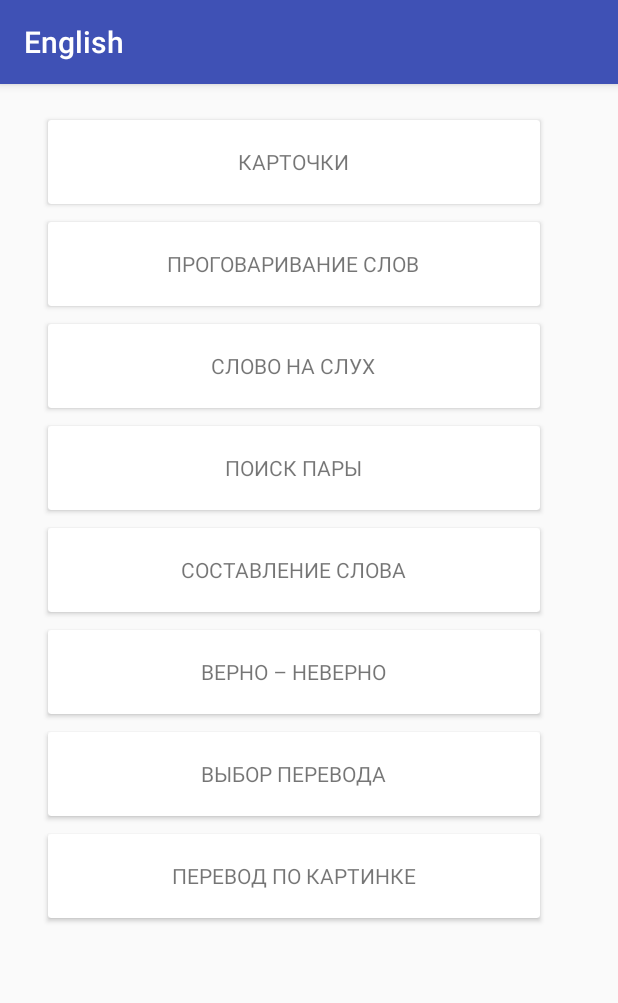
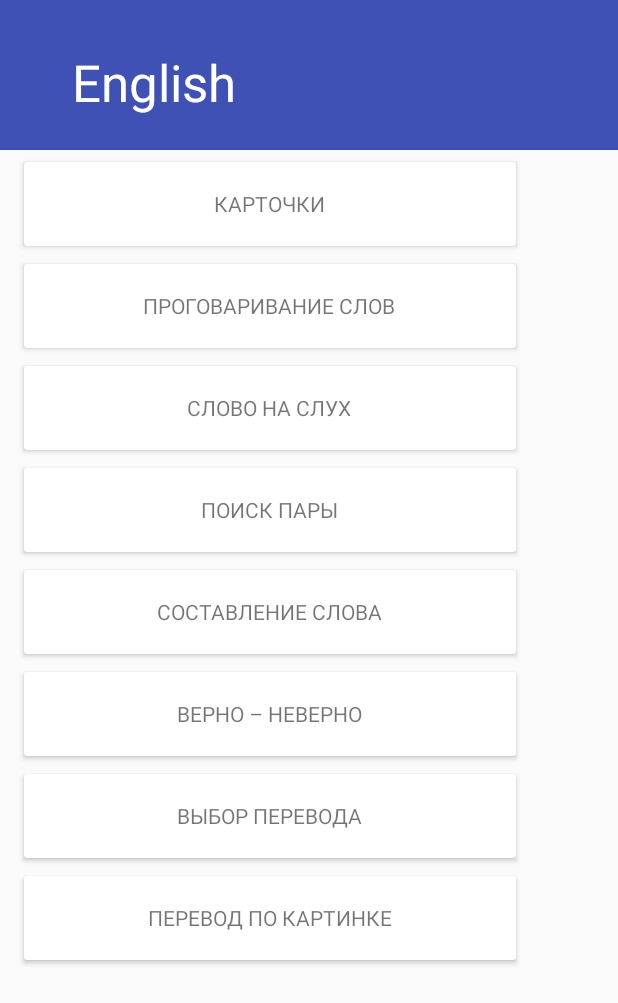
Before and after one commit to bobrusha/study_english, an Android app: the screen it shows after launch (MainActivity), on a phone screen of 412 x 824 dp. Shown: the top 1003 px of the screen. Run offline under Robolectric (Android 15) with nearby library versions, the phone set to English and light mode, and no system bars.

Commit message:
Added scrollable toolbar

```diff
--- a/app/build.gradle
+++ b/app/build.gradle
@@ -25,4 +25,5 @@ dependencies {
     compile 'com.android.support:appcompat-v7:24.1.0'
     compile 'com.android.support:cardview-v7:24.1.0'
     compile 'com.android.support:recyclerview-v7:24.1.0'
+    compile 'com.android.support:design:24.1.0'
 }
--- a/app/src/main/java/com/bobrusha/android/yandex/english/ui/activity/MainActivity.java
+++ b/app/src/main/java/com/bobrusha/android/yandex/english/ui/activity/MainActivity.java
@@ -1,12 +1,15 @@
 package com.bobrusha.android.yandex.english.ui.activity;
 
 import android.os.Bundle;
+import android.support.v7.app.ActionBar;
 import android.support.v7.app.AppCompatActivity;
+import android.support.v7.widget.Toolbar;
 
 import com.bobrusha.android.yandex.english.R;
 import com.bobrusha.android.yandex.english.ui.fragment.MainFragment;
 
 public class MainActivity extends AppCompatActivity {
+
 
     @Override
     protected void onCreate(Bundle savedInstanceState) {
@@ -18,5 +21,9 @@ public class MainActivity extends AppCompatActivity {
                     .add(R.id.fragment_content, new MainFragment())
                     .commit();
         }
+        Toolbar toolbar = (Toolbar) findViewById(R.id.toolbar);
+        setSupportActionBar(toolbar);
+
+        final ActionBar ab = getSupportActionBar();
     }
 }
--- a/app/src/main/java/com/bobrusha/android/yandex/english/ui/fragment/MainFragment.java
+++ b/app/src/main/java/com/bobrusha/android/yandex/english/ui/fragment/MainFragment.java
@@ -2,6 +2,7 @@ package com.bobrusha.android.yandex.english.ui.fragment;
 
 import android.os.Bundle;
 import android.support.annotation.Nullable;
+import android.support.design.widget.CollapsingToolbarLayout;
 import android.support.v4.app.Fragment;
 import android.support.v7.widget.LinearLayoutManager;
 import android.support.v7.widget.RecyclerView;
@@ -18,6 +19,7 @@ import java.util.Arrays;
  * Created by Aleksandra on 23/07/16.
  */
 public class MainFragment extends Fragment {
+    private CollapsingToolbarLayout collapsingToolbarLayout;
     private RecyclerView recyclerView;
 
     @Nullable
@@ -31,8 +33,6 @@ public class MainFragment extends Fragment {
         recyclerView.setLayoutManager(new LinearLayoutManager(getActivity()));
         recyclerView.setAdapter(new TrainingAdapter(Arrays.asList(menu)));
 
-
-
         return v;
     }
 }
--- a/app/src/main/res/layout/activity_main.xml
+++ b/app/src/main/res/layout/activity_main.xml
@@ -1,18 +1,51 @@
 <?xml version="1.0" encoding="utf-8"?>
-<RelativeLayout
+<android.support.design.widget.CoordinatorLayout
     xmlns:android="http://schemas.android.com/apk/res/android"
-    xmlns:tools="http://schemas.android.com/tools"
+    xmlns:app="http://schemas.android.com/apk/res-auto"
     android:layout_width="match_parent"
     android:layout_height="match_parent"
-    android:paddingBottom="@dimen/activity_vertical_margin"
-    android:paddingLeft="@dimen/activity_horizontal_margin"
-    android:paddingRight="@dimen/activity_horizontal_margin"
-    android:paddingTop="@dimen/activity_vertical_margin"
-    tools:context=".ui.activity.MainActivity">
+    android:orientation="vertical">
+
+    <android.support.design.widget.AppBarLayout
+        android:id="@+id/appbar"
+        android:layout_width="match_parent"
+        android:layout_height="100dp"
+        android:fitsSystemWindows="true"
+        android:theme="@style/ThemeOverlay.AppCompat.Dark.ActionBar">
+
+        <android.support.design.widget.CollapsingToolbarLayout
+            android:id="@+id/collapsing_toolbar"
+            android:layout_width="match_parent"
+            android:layout_height="match_parent"
+            android:fitsSystemWindows="true"
+            app:contentScrim="?attr/colorPrimary"
+            app:expandedTitleMarginEnd="64dp"
+            app:expandedTitleMarginStart="48dp"
+            app:layout_scrollFlags="scroll|exitUntilCollapsed">
+
+            <ImageView
+                android:id="@+id/backdrop"
+                android:layout_width="match_parent"
+                android:layout_height="match_parent"
+                android:fitsSystemWindows="true"
+                android:scaleType="centerCrop"
+                app:layout_collapseMode="parallax"/>
+
+            <android.support.v7.widget.Toolbar
+                android:id="@+id/toolbar"
+                android:layout_width="match_parent"
+                android:layout_height="?attr/actionBarSize"
+                app:layout_collapseMode="pin"
+                app:popupTheme="@style/ThemeOverlay.AppCompat.Light"/>
+
+        </android.support.design.widget.CollapsingToolbarLayout>
+
+    </android.support.design.widget.AppBarLayout>
 
     <FrameLayout
+        app:layout_behavior="@string/appbar_scrolling_view_behavior"
         android:id="@+id/fragment_content"
         android:layout_width="match_parent"
         android:layout_height="match_parent"/>
 
-</RelativeLayout>
+</android.support.design.widget.CoordinatorLayout>
--- a/app/src/main/res/layout/frag_main.xml
+++ b/app/src/main/res/layout/frag_main.xml
@@ -1,11 +1,7 @@
 <?xml version="1.0" encoding="utf-8"?>
-<LinearLayout xmlns:android="http://schemas.android.com/apk/res/android"
-              android:layout_width="match_parent"
-              android:layout_height="match_parent"
-              android:orientation="vertical">
 
-    <android.support.v7.widget.RecyclerView
-        android:id="@+id/rw_trainings"
-        android:layout_width="match_parent"
-        android:layout_height="match_parent"/>
-</LinearLayout>
+<android.support.v7.widget.RecyclerView
+    android:id="@+id/rw_trainings"
+    android:layout_width="match_parent"
+    android:layout_height="match_parent"
+    xmlns:android="http://schemas.android.com/apk/res/android"/>
--- a/app/src/main/res/values/strings.xml
+++ b/app/src/main/res/values/strings.xml
@@ -2,6 +2,7 @@
     <string name="app_name">English</string>
 
     <!-- Main Fragment -->
+    <string name="main_title">Режим обучения </string>
     <string-array name="main_menu">
         <item name="training_cards">Карточки</item>
         <item name="training_speak_words">Проговаривание слов</item>
--- a/app/src/main/res/values/styles.xml
+++ b/app/src/main/res/values/styles.xml
@@ -1,11 +1,13 @@
 <resources>
 
     <!-- Base application theme. -->
-    <style name="AppTheme" parent="Theme.AppCompat.Light.DarkActionBar">
+    <style name="AppTheme" parent="Theme.AppCompat.Light.NoActionBar">
         <!-- Customize your theme here. -->
         <item name="colorPrimary">@color/colorPrimary</item>
         <item name="colorPrimaryDark">@color/colorPrimaryDark</item>
         <item name="colorAccent">@color/colorAccent</item>
     </style>
 
+
+
 </resources>
```
Also changed, not shown: app/src/main/res/drawable-hdpi/banner_img.png (added), app/src/main/res/drawable-mdpi/banner_img.png (added), app/src/main/res/drawable-xhdpi/banner_img.png (added), app/src/main/res/drawable-xxhdpi/banner_img.png (added), app/src/main/res/drawable-xxxhdpi/banner_img.png (added).
